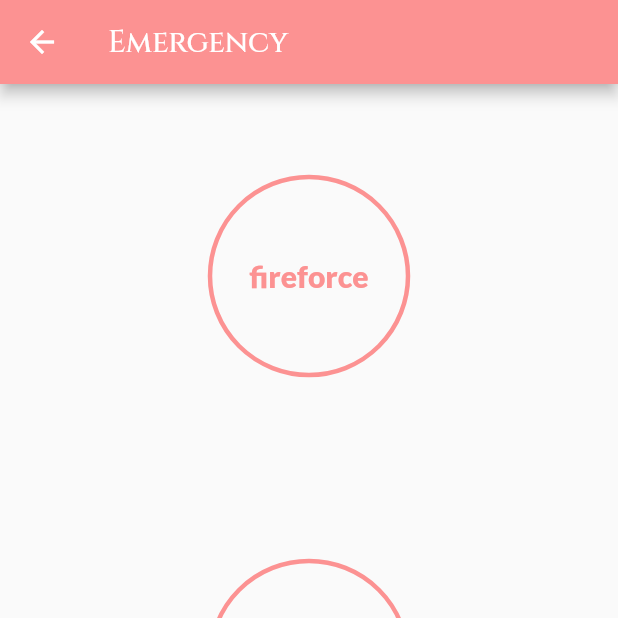
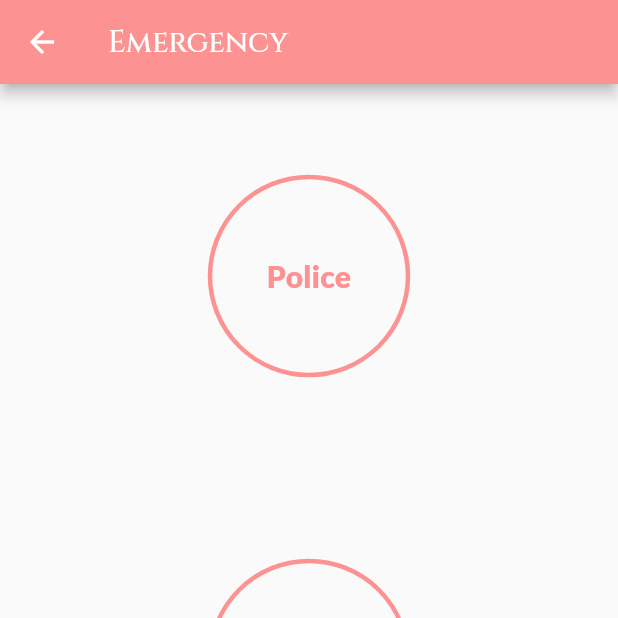
Before and after one commit to Dev-Abhijithmp/emergency-a-s, a Flutter app: the Home screen opened by its route, on a phone screen of 412 x 824 dp, the top half of it. Run offline on Flutter 3.47's test engine with Material 2 defaults, Android fonts, the phone set to English and light mode, and no system bars; our stand-ins replace cloud_firestore, connectivity_plus, firebase_auth, firebase_core, flutter_neumorphic, fluttertoast and 3 more; missing offline and left inert: sms_advanced; accounts and stored records are empty.

Commit message:
feat:display changed in home

```diff
--- a/lib/screens/homepage.dart
+++ b/lib/screens/homepage.dart
@@ -62,7 +62,7 @@ class _HomeState extends State<Home> {
         children: [
           Center(
             child: FutureBuilder<QuerySnapshot>(
-                future: firestore.collection('fireforce').get(),
+                future: firestore.collection('police').get(),
                 builder: (context, AsyncSnapshot snapshot) {
                   if (snapshot.hasData == true) {
                     List<DocumentSnapshot> data = snapshot.data!.docs;
@@ -82,7 +82,7 @@ class _HomeState extends State<Home> {
                               "Hi there, there is an emergency over here http://www.google.com/maps/place/${p.latitude},${p.longitude}");
                           makecall(result.get('number'));
                         },
-                        child: emWidget('fireforce'));
+                        child: emWidget('Police'));
                   } else if (snapshot.hasError == true) {
                     return buttonerror();
                   } else {
```
